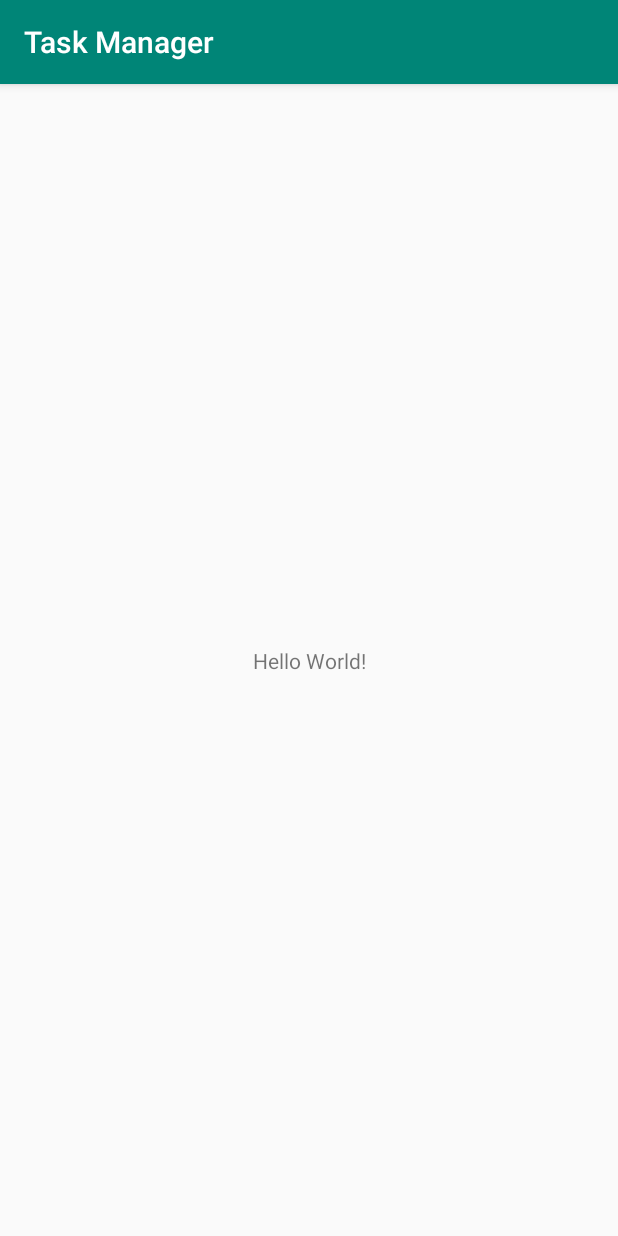
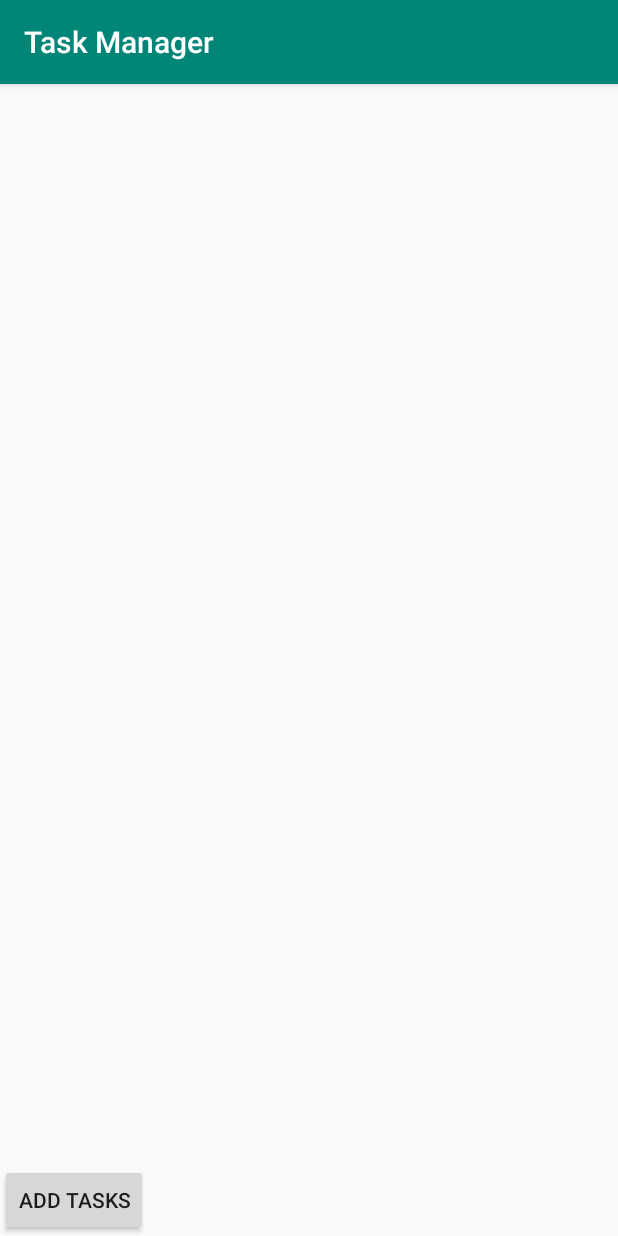
Before and after one commit to 17010578/TaskManager, an Android app: the screen it shows after launch (MainActivity), on a phone screen of 412 x 824 dp. Run offline under Robolectric (Android 15) with nearby library versions, the phone set to English and light mode, and no system bars.

Commit message:
Initial Commmit

```diff
--- a/app/src/main/java/com/myapplicationdev/android/taskmanager/DBHelper.java
+++ b/app/src/main/java/com/myapplicationdev/android/taskmanager/DBHelper.java
@@ -11,8 +11,6 @@ import java.util.ArrayList;
 
 public class DBHelper extends SQLiteOpenHelper {
 
-    // Start version with 1
-    // increment by 1 whenever db schema changes.
     private static final int DATABASE_VER = 1;
 
     // Filename of the database
@@ -32,7 +30,9 @@ public class DBHelper extends SQLiteOpenHelper {
     @Override
     public void onCreate(SQLiteDatabase db) {
         String createTableSql = "CREATE TABLE " + TABLE_TASK
-                +  "(" + COLUMN_ID + " INTEGER PRIMARY KEY AUTOINCREMENT," + COLUMN_NAME + " TEXT," + COLUMN_DESCRIPTION + " TEXT )";
+                +  "(" + COLUMN_ID + " INTEGER PRIMARY KEY AUTOINCREMENT,"
+                + COLUMN_NAME + " TEXT,"
+                + COLUMN_DESCRIPTION + " TEXT )";
         db.execSQL(createTableSql);
         Log.i("info" ,"created tables");
 
@@ -42,28 +42,23 @@ public class DBHelper extends SQLiteOpenHelper {
 
     @Override
     public void onUpgrade(SQLiteDatabase db, int oldVersion, int newVersion) {
-        // Drop older table if existed
+
         db.execSQL("DROP TABLE IF EXISTS " + TABLE_TASK);
-        // Create table(s) again
+
         onCreate(db);
 
 
     }
 
-    public void insertTask(String description, String date){
+    public void insertTask(String name, String description){
 
-        // Get an instance of the database for writing
         SQLiteDatabase db = this.getWritableDatabase();
-        // We use ContentValues object to store the values for
-        //  the db operation
         ContentValues values = new ContentValues();
-        // Store the column name as key and the description as value
+
+        values.put(COLUMN_NAME, name);
         values.put(COLUMN_DESCRIPTION, description);
-        // Store the column name as key and the date as value
-        values.put(COLUMN_NAME, date);
-        // Insert the row into the TABLE_TASK
         db.insert(TABLE_TASK, null, values);
-        // Close the database connection
+
         db.close();
     }
 
@@ -71,8 +66,8 @@ public class DBHelper extends SQLiteOpenHelper {
     public ArrayList<Task> getTasks() {
         ArrayList<Task> tasks = new ArrayList<Task>();
         String selectQuery = "SELECT " + COLUMN_ID + ", "
-                + COLUMN_DESCRIPTION + ", "
-                + COLUMN_NAME
+                + COLUMN_NAME + ","
+                + COLUMN_DESCRIPTION
                 + " FROM " + TABLE_TASK;
 
         SQLiteDatabase db = this.getReadableDatabase();
--- a/app/src/main/java/com/myapplicationdev/android/taskmanager/MainActivity.java
+++ b/app/src/main/java/com/myapplicationdev/android/taskmanager/MainActivity.java
@@ -1,15 +1,60 @@
 package com.myapplicationdev.android.taskmanager;
 
+import android.content.Intent;
 import android.support.v7.app.AppCompatActivity;
 import android.os.Bundle;
+import android.view.View;
+import android.widget.ArrayAdapter;
+import android.widget.Button;
+import android.widget.ListView;
+
+import java.util.ArrayList;
 
 public class MainActivity extends AppCompatActivity {
+
+    ListView lv;
+    Button btnAdd;
+
+    ArrayAdapter aa;
+    ArrayList<Task> task;
 
     @Override
     protected void onCreate(Bundle savedInstanceState) {
         super.onCreate(savedInstanceState);
         setContentView(R.layout.activity_main);
 
+        btnAdd = findViewById(R.id.btnAdd);
+        lv = findViewById(R.id.listView);
 
+        DBHelper db = new DBHelper(MainActivity.this);
+
+        aa = new ArrayAdapter<Task>(this, android.R.layout.simple_list_item_1 ,task);
+        task = db.getTasks();
+
+        if (task.size() != 0){
+            lv.setAdapter(aa);
+            aa.notifyDataSetChanged();
+        }
+
+        btnAdd.setOnClickListener(new View.OnClickListener() {
+            @Override
+            public void onClick(View v) {
+                Intent intent = new Intent(MainActivity.this,AddActivity.class);
+                startActivityForResult(intent,12345);
+            }
+        });
     }
+//    @Override
+//    protected void onActivityResult(int requestCode, int resultCode,
+//                                    Intent data) {
+//        super.onActivityResult(requestCode, resultCode, data);
+//
+//        if (requestCode == 12345){
+//            DBHelper db = new DBHelper(MainActivity.this);
+//            task.clear();
+//            task = db.getTasks();
+//            aa = new ArrayAdapter<Task>(this, android.R.layout.simple_list_item_1 ,task);
+//            lv.setAdapter(aa);
+//        }
+//    }
 }
--- a/app/src/main/res/layout/activity_main.xml
+++ b/app/src/main/res/layout/activity_main.xml
@@ -1,18 +1,21 @@
 <?xml version="1.0" encoding="utf-8"?>
-<android.support.constraint.ConstraintLayout xmlns:android="http://schemas.android.com/apk/res/android"
+<LinearLayout xmlns:android="http://schemas.android.com/apk/res/android"
     xmlns:app="http://schemas.android.com/apk/res-auto"
     xmlns:tools="http://schemas.android.com/tools"
     android:layout_width="match_parent"
     android:layout_height="match_parent"
+    android:orientation="vertical"
     tools:context=".MainActivity">
 
-    <TextView
+    <ListView
+        android:id="@+id/listView"
+        android:layout_width="match_parent"
+        android:layout_height="0dp"
+        android:layout_weight="0.8" />
+
+    <Button
+        android:id="@+id/btnAdd"
         android:layout_width="wrap_content"
         android:layout_height="wrap_content"
-        android:text="Hello World!"
-        app:layout_constraintBottom_toBottomOf="parent"
-        app:layout_constraintLeft_toLeftOf="parent"
-        app:layout_constraintRight_toRightOf="parent"
-        app:layout_constraintTop_toTopOf="parent" />
-
-</android.support.constraint.ConstraintLayout>
+        android:text="Add Tasks" />
+</LinearLayout>
```
